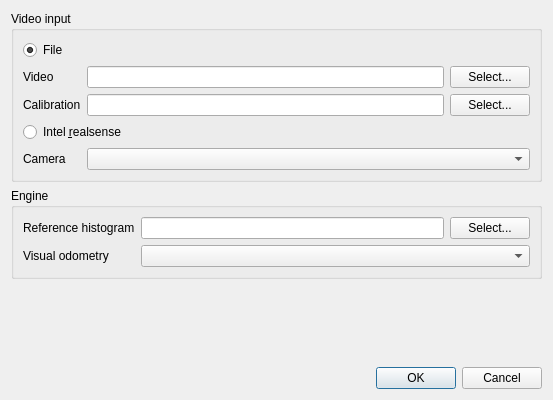
vmartinlac/enguerrand, file src/ui/ConfigDialog.ui: the form before one commit.
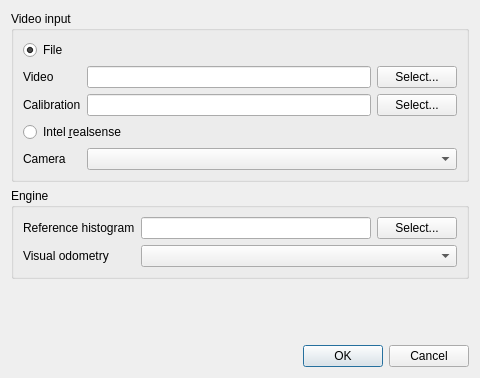
The form after the commit.

```diff
--- a/src/ui/ConfigDialog.ui
+++ b/src/ui/ConfigDialog.ui
@@ -6,8 +6,8 @@
    <rect>
     <x>0</x>
     <y>0</y>
-    <width>553</width>
-    <height>400</height>
+    <width>480</width>
+    <height>378</height>
    </rect>
   </property>
   <property name="sizePolicy">
```
